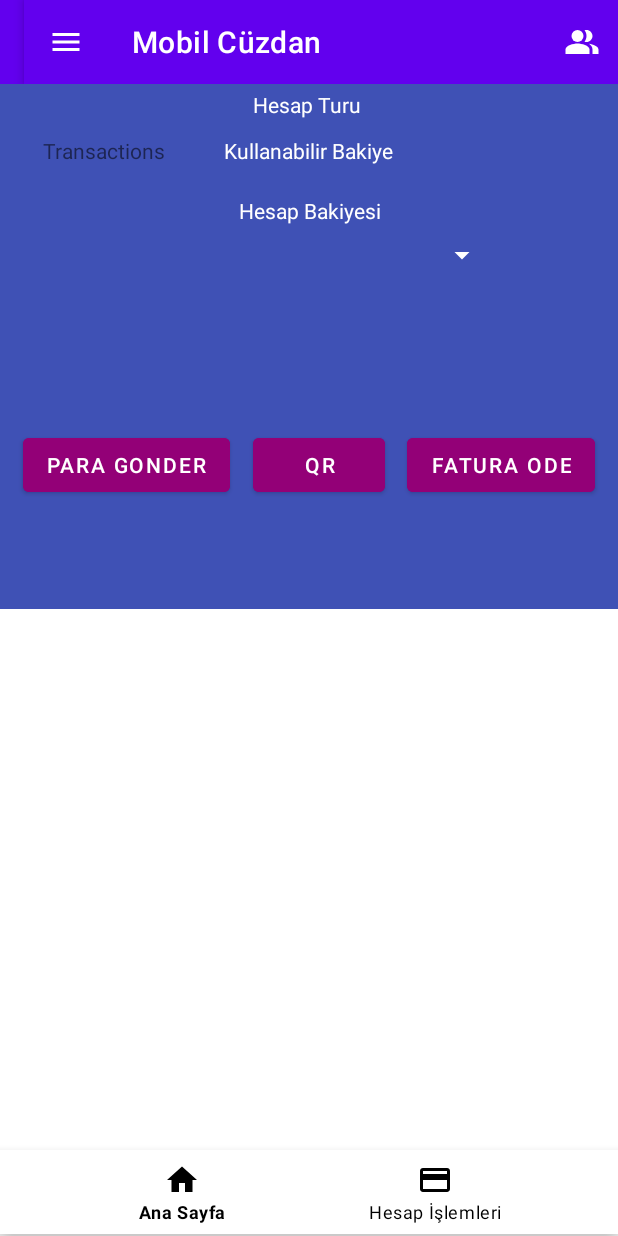
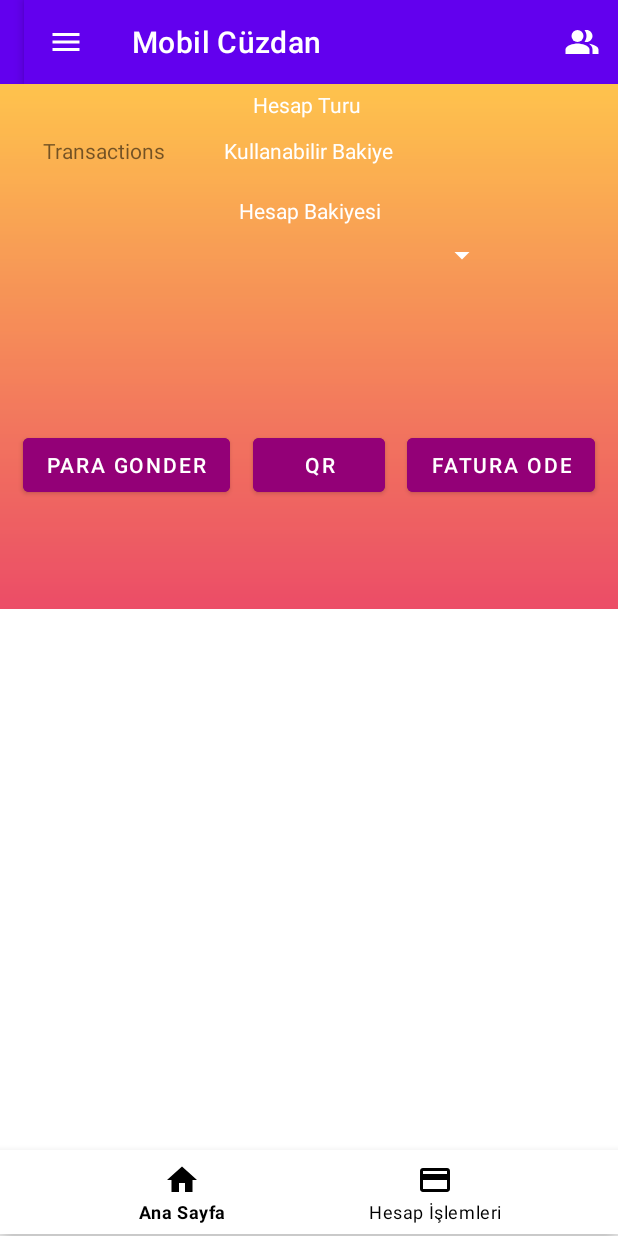
Before and after one commit to DogukanGun/WeDontByte-Intertech, an Android app: the UserInformationFragment screen opened through its navigation route, after a tap on an icon or button, on a phone screen of 412 x 824 dp. Run offline under Robolectric (Android 15) with nearby library versions, the phone set to English and light mode, and no system bars; our stand-ins replace data binding, navigation-ui; network calls fail; 2 statements that could not run were skipped.

Commit message:
New version update 2

```diff
--- a/app/src/main/java/com/example/intertech_account/resources/api/ApiInterface.kt
+++ b/app/src/main/java/com/example/intertech_account/resources/api/ApiInterface.kt
@@ -37,11 +37,10 @@ interface ApiInterface {
     )
     suspend fun getCorporateAccountTransactionList(@Body getCorporateAccountTransactionListBodyModel: GetCorporateAccountTransactionListBodyModel): Response<GetCorporateAccountTransactionListModel>
 
-    @POST("customers/GetCustomer")
+    @POST("customers/GetCustomerInfoForThirdParty")
     @Headers(
         "Content-Type:application/json",
-        "Ocp-Apim-Subscription-Key:e9cf2abaf9264596b62dc962b1c6a0d7",
+        "Ocp-Apim-Subscription-Key:75164f09243444ff913254565353c68d",
     )
-    suspend fun getCustomerInfo(@Body getCustomerInfoBodyModel: GetCustomerBodyModel): Response<GetCustomerModel>
-
+    suspend fun getCustomerInfo(@Body getCustomerInfo: GetCustomerBodyModel): Response<GetCustomerModel>
 }
--- a/app/src/main/java/com/example/intertech_account/view/main_page/fragment/user_information/UserInformationFragment.kt
+++ b/app/src/main/java/com/example/intertech_account/view/main_page/fragment/user_information/UserInformationFragment.kt
@@ -45,20 +45,14 @@ class UserInformationFragment : Fragment() {
             getCustomerModel=it
             var adapter_=binding.recyclerView.adapter as? UserInformationAdapter
             var x = listOf("Name ","Surname ", "Citizienship Id ", "Birth Date", "Email ", "Telephone Number")
-            var Info = listOf("deneme" ,
-                "deneme",
-                "deneme",
-                "deneme",
-                "deneme",
-                "deneme"
+
+            var Info = listOf(getCustomerModel.getCustomerData.shortName ,
+                getCustomerModel.getCustomerData.shortName,
+                getCustomerModel.getCustomerData.citizenshipNumber,
+                getCustomerModel.getCustomerData.birthDate,
+                getCustomerModel.getCustomerData.email,
+                getCustomerModel.getCustomerData.getMobilePhoneList.number
             )
-//            var Info = listOf(getCustomerModel.getCustomerData.shortName ,
-//                getCustomerModel.getCustomerData.shortName,
-//                getCustomerModel.getCustomerData.citizenshipNumber,
-//                getCustomerModel.getCustomerData.birthDate,
-//                getCustomerModel.getCustomerData.email,
-//                getCustomerModel.getCustomerData.getMobilePhoneList.number
-//            )
             adapter_!!.addInfo(x,Info)
 
         })
--- a/app/src/main/res/layout/fragment_accounts_information.xml
+++ b/app/src/main/res/layout/fragment_accounts_information.xml
@@ -7,6 +7,8 @@
     xmlns:app="http://schemas.android.com/apk/res-auto"
     xmlns:tools="http://schemas.android.com/tools"
     android:layout_width="match_parent"
+    android:background="@drawable/wallet_background_image"
+
     android:layout_height="wrap_content"
     tools:context=".view.main_page.fragment.account.AccountsInformationFragment">
 
--- a/app/src/main/res/layout/fragment_main_page.xml
+++ b/app/src/main/res/layout/fragment_main_page.xml
@@ -15,7 +15,6 @@
         android:id="@+id/accountsInformation"
         android:layout_width="match_parent"
         android:layout_height="350dp"
-        android:background="#3F51B5"
         app:layout_constraintEnd_toEndOf="parent"
         app:layout_constraintStart_toStartOf="parent"
         app:layout_constraintTop_toTopOf="parent">
```
Also changed, not shown: app/src/main/java/com/example/intertech_account/view/main_page/fragment/account/AllAccountsFragment.kt (+4 -6 lines).
